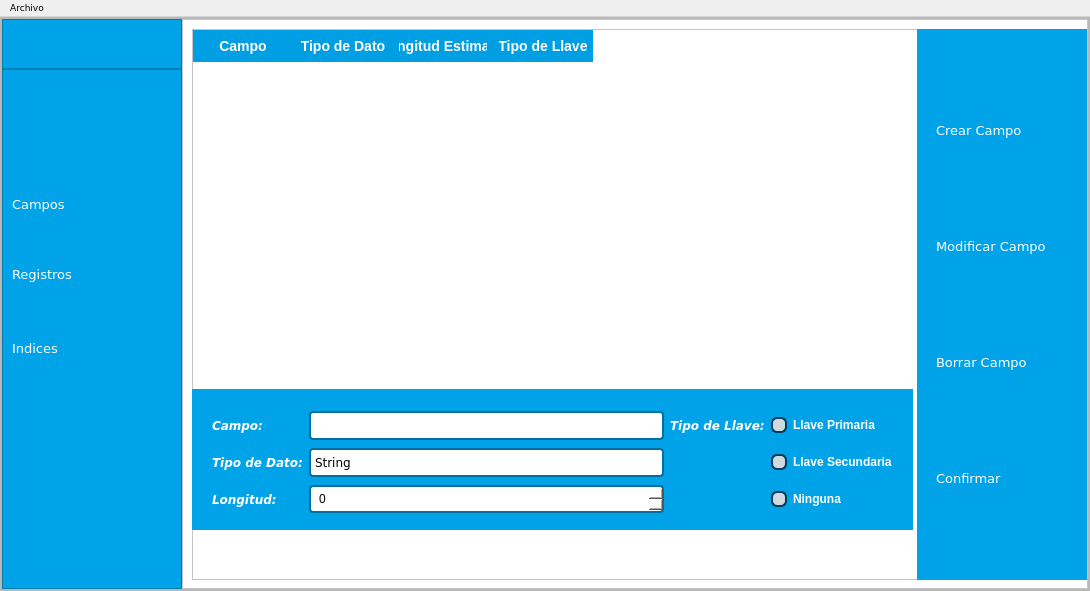
Before: the Qt Designer form mainwindow.ui in evaldez11/proyecto-EDDII, drawn with Qt 5.
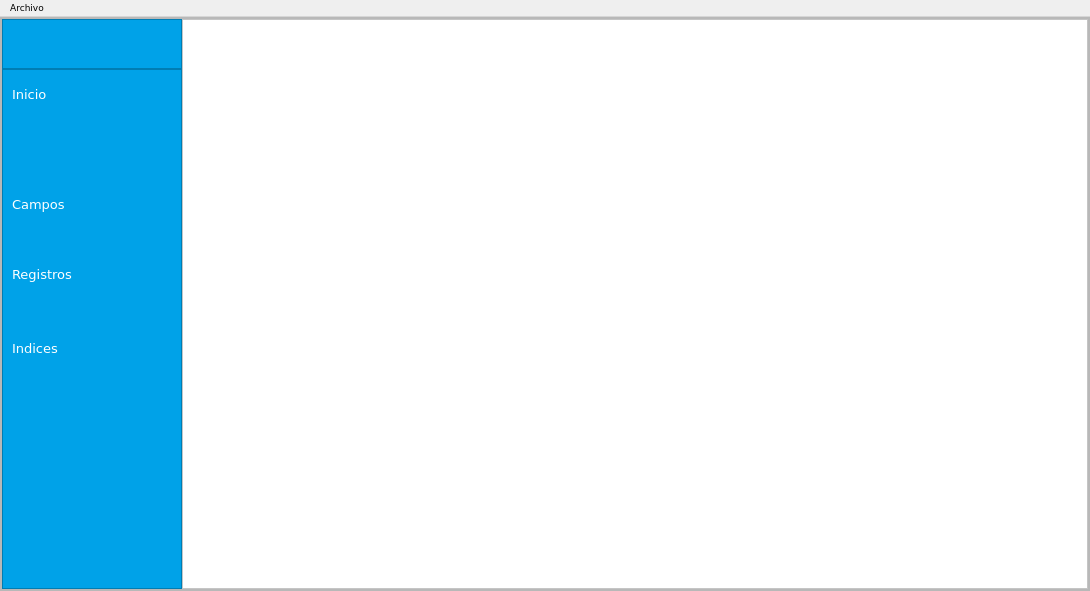
After: the same form once the commit is applied. Icons and pictures are not drawn.

Commit message: home screen

```diff
--- a/mainwindow.ui
+++ b/mainwindow.ui
@@ -337,6 +337,55 @@
                  <bool>true</bool>
                 </property>
                </widget>
+               <widget class="QPushButton" name="pb_home">
+                <property name="geometry">
+                 <rect>
+                  <x>0</x>
+                  <y>0</y>
+                  <width>180</width>
+                  <height>50</height>
+                 </rect>
+                </property>
+                <property name="font">
+                 <font>
+                  <family>Verdana</family>
+                  <pointsize>10</pointsize>
+                 </font>
+                </property>
+                <property name="cursor">
+                 <cursorShape>PointingHandCursor</cursorShape>
+                </property>
+                <property name="styleSheet">
+                 <string notr="true">QPushButton{
+background: transparent;
+color: #fff;
+border: none;
+padding: 10px;
+text-align: left;
+}
+QPushButton:Hover{
+background: #0070A1;
+}</string>
+                </property>
+                <property name="text">
+                 <string>Inicio</string>
+                </property>
+                <property name="icon">
+                 <iconset theme="QIcon::ThemeIcon::GoHome"/>
+                </property>
+                <property name="iconSize">
+                 <size>
+                  <width>30</width>
+                  <height>30</height>
+                 </size>
+                </property>
+                <property name="checkable">
+                 <bool>true</bool>
+                </property>
+                <property name="autoExclusive">
+                 <bool>true</bool>
+                </property>
+               </widget>
               </widget>
              </item>
             </layout>
@@ -374,7 +423,7 @@
              <item>
               <widget class="QStackedWidget" name="stackedWidget">
                <property name="currentIndex">
-                <number>2</number>
+                <number>3</number>
                </property>
                <widget class="QWidget" name="pg_Indices">
                 <layout class="QVBoxLayout" name="verticalLayout_4">
@@ -2149,6 +2198,7 @@
                  </widget>
                 </widget>
                </widget>
+               <widget class="QWidget" name="pg_Home"/>
               </widget>
              </item>
             </layout>
```
The commit also changes 14 other files.
